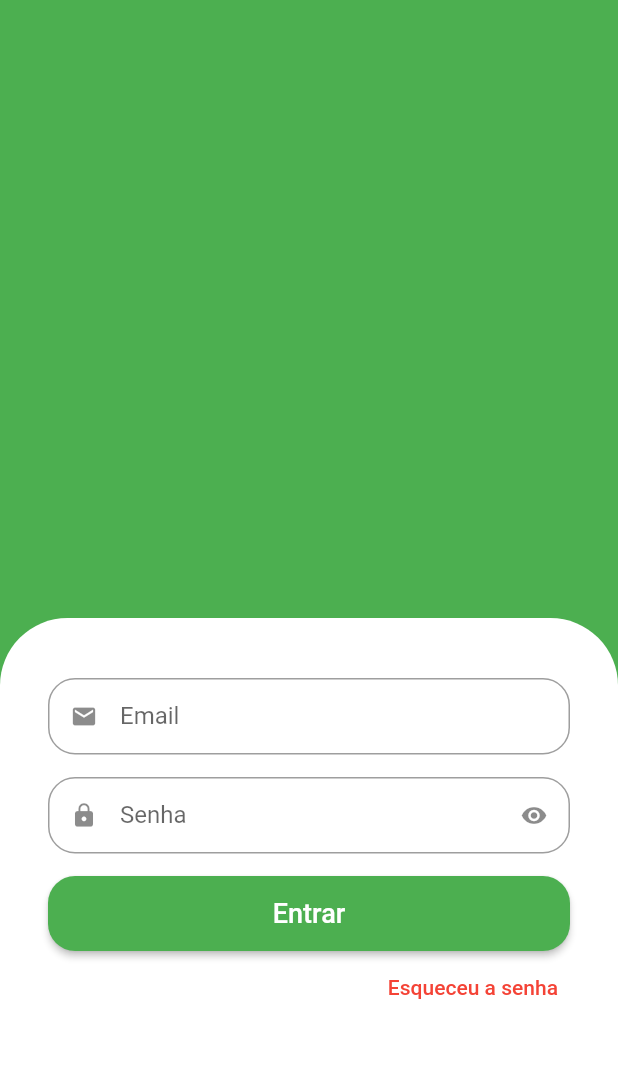
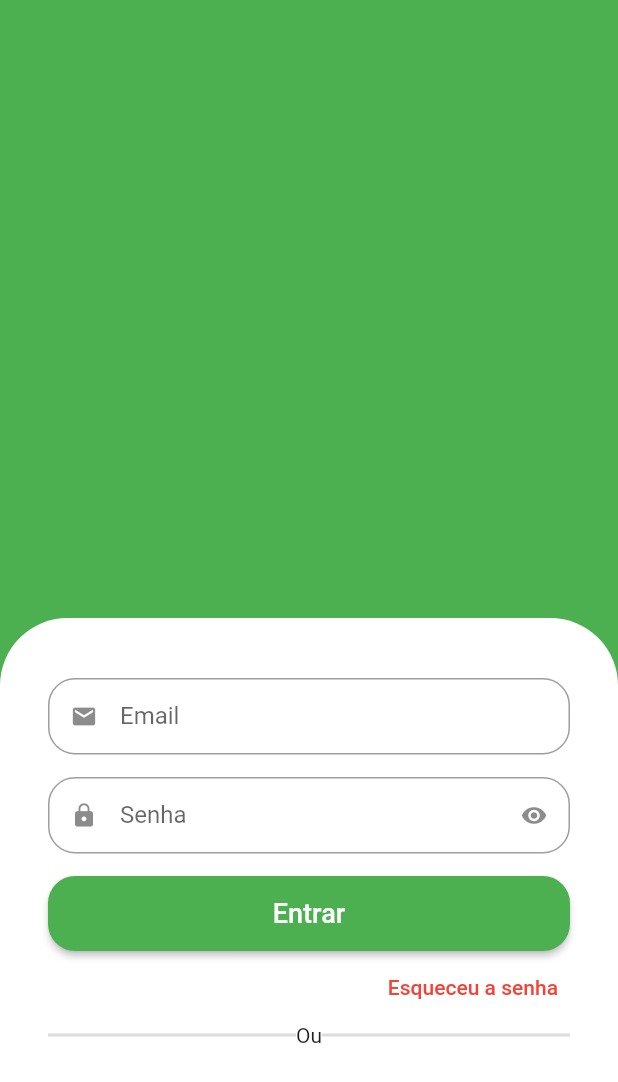
Before and after one commit to SandroRF1973/greengrocer, a Flutter app: the screen it shows after launch, on a phone screen of 412 x 824 dp. Shown: the top 1082 px of the screen. Run offline on Flutter 3.47's test engine with Material 2 defaults, Android fonts, the phone set to English and light mode, and no system bars.

Commit message:
Aula - 08

```diff
--- a/lib/src/auth/sign_in_screen.dart
+++ b/lib/src/auth/sign_in_screen.dart
@@ -63,6 +63,23 @@ class SignInScreen extends StatelessWidget {
                       ),
                     ),
                   ),
+                  Row(
+                    children: [
+                      Expanded(
+                        child: Divider(
+                          color: Colors.grey.withAlpha(90),
+                          thickness: 2,
+                        ),
+                      ),
+                      const Text('Ou'),
+                      Expanded(
+                        child: Divider(
+                          color: Colors.grey.withAlpha(90),
+                          thickness: 2,
+                        ),
+                      ),
+                    ],
+                  ),
                 ],
               ),
             ),
```
